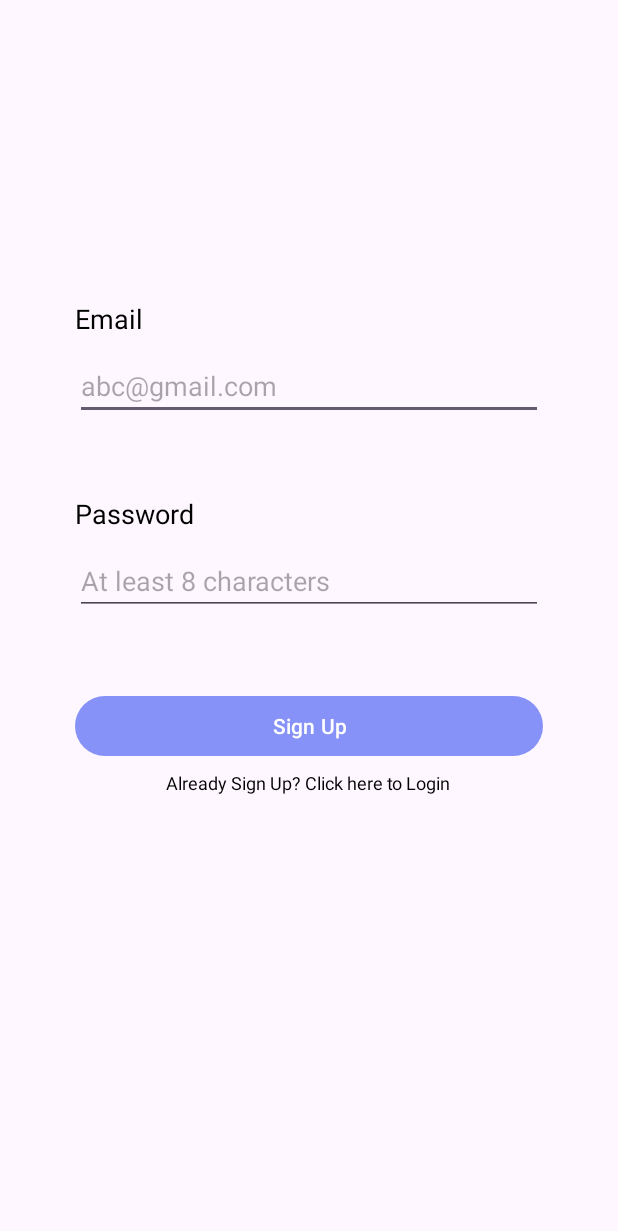
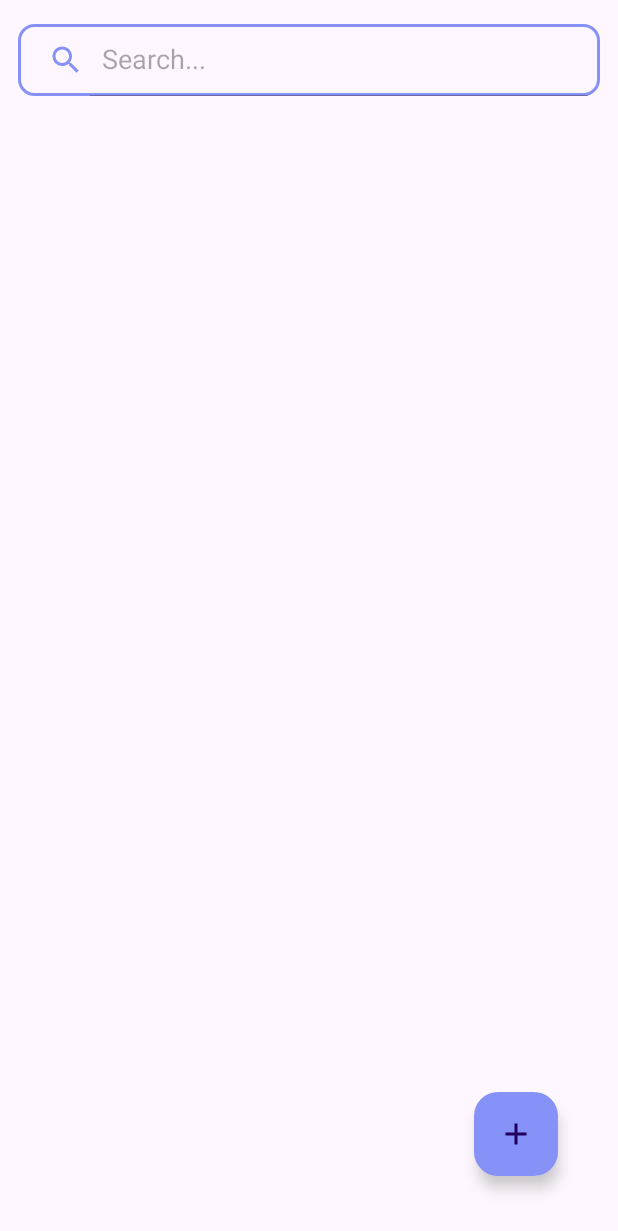
Before and after one commit to ainwg/recipe-master, an Android app: the screen it shows after launch (SignUp before the commit, Homepage after it), on a phone screen of 412 x 824 dp. Shown: the top 1231 px of the screen. Run offline under Robolectric (Android 15) with nearby library versions, the phone set to English and light mode, and no system bars; our stand-ins replace Firebase (no records; nobody signed in at launch, a user with empty details on screens opened directly).

Commit message:
Update Update.java

```diff
--- a/app/src/main/AndroidManifest.xml
+++ b/app/src/main/AndroidManifest.xml
@@ -25,12 +25,6 @@
             android:exported="false" />
         <activity
             android:name=".Homepage"
-            android:exported="false" />
-        <activity
-            android:name=".Login"
-            android:exported="false" />
-        <activity
-            android:name=".SignUp"
             android:exported="true">
             <intent-filter>
                 <action android:name="android.intent.action.MAIN" />
--- a/app/src/main/java/com/example/recipemaster/SignUp.java
+++ /dev/null
@@ -1,39 +0,0 @@
-package com.example.recipemaster;
-
-import androidx.appcompat.app.AppCompatActivity;
-
-import android.content.Intent;
-import android.os.Bundle;
-import android.view.View;
-import android.widget.Button;
-import android.widget.TextView;
-
-public class SignUp extends AppCompatActivity {
-
-    Button buttonSignUp;
-    TextView textLogin;
-    @Override
-    protected void onCreate(Bundle savedInstanceState) {
-        super.onCreate(savedInstanceState);
-        setContentView(R.layout.signup);
-
-        buttonSignUp = findViewById(R.id.btnSignUp);
-        textLogin = findViewById(R.id.tvLogin);
-
-        buttonSignUp.setOnClickListener(new View.OnClickListener() {
-            @Override
-            public void onClick(View view) {
-                // masuk data ke firebase
-            }
-        });
-
-        textLogin.setOnClickListener(new View.OnClickListener() {
-            @Override
-            public void onClick(View view) {
-                Intent intent = new Intent(SignUp.this, Login.class);
-                startActivity(intent);
-            }
-        });
-
-    }
-}
--- a/app/src/main/res/drawable/lavendar_border.xml
+++ b/app/src/main/res/drawable/lavendar_border.xml
@@ -6,5 +6,5 @@
         android:width="2dp"
         android:color="@color/lavendar"/>
     <corners
-        android:radius="30dp"/>
+        android:radius="10dp"/>
 </shape>
--- a/app/src/main/res/layout/recycler_item.xml
+++ b/app/src/main/res/layout/recycler_item.xml
@@ -8,7 +8,7 @@
     android:layout_marginEnd="12dp"
     android:layout_marginHorizontal="10dp"
     android:layout_marginVertical="10dp"
-    app:cardCornerRadius="20dp"
+    app:cardCornerRadius="10dp"
     app:cardElevation="8dp">
 
     <RelativeLayout
@@ -37,10 +37,10 @@
             android:layout_marginStart="20dp"/>
 
         <TextView
-            android:layout_width="80dp"
+            android:layout_width="85dp"
             android:layout_height="30dp"
             android:id="@+id/recLang"
-            android:text="Title"
+            android:text="Lang"
             android:textColor="@color/lavendar"
             android:textSize="16sp"
             android:textAlignment="center"
--- a/app/src/main/res/layout/signup.xml
+++ /dev/null
@@ -1,87 +0,0 @@
-<?xml version="1.0" encoding="utf-8"?>
-<androidx.constraintlayout.widget.ConstraintLayout xmlns:android="http://schemas.android.com/apk/res/android"
-    xmlns:app="http://schemas.android.com/apk/res-auto"
-    xmlns:tools="http://schemas.android.com/tools"
-    android:layout_width="match_parent"
-    android:layout_height="match_parent"
-    tools:context=".SignUp">
-
-    <TextView
-        android:id="@+id/textView"
-        android:layout_width="match_parent"
-        android:layout_height="wrap_content"
-        android:layout_marginStart="50dp"
-        android:layout_marginTop="200dp"
-        android:layout_marginEnd="50dp"
-        android:text="Email"
-        android:textColor="@color/black"
-        android:textSize="18sp"
-        app:layout_constraintEnd_toEndOf="parent"
-        app:layout_constraintStart_toStartOf="parent"
-        app:layout_constraintTop_toTopOf="parent" />
-
-    <EditText
-        android:id="@+id/editText"
-        android:layout_width="match_parent"
-        android:layout_height="wrap_content"
-        android:layout_marginStart="50dp"
-        android:layout_marginTop="10dp"
-        android:layout_marginEnd="50dp"
-        android:hint="abc@gmail.com"
-        app:layout_constraintEnd_toEndOf="parent"
-        app:layout_constraintStart_toStartOf="parent"
-        app:layout_constraintTop_toBottomOf="@+id/textView" />
-
-    <TextView
-        android:id="@+id/textView2"
-        android:layout_width="match_parent"
-        android:layout_height="wrap_content"
-        android:layout_marginStart="50dp"
-        android:layout_marginTop="50dp"
-        android:layout_marginEnd="50dp"
-        android:text="Password"
-        android:textColor="@color/black"
-        android:textSize="18sp"
-        app:layout_constraintEnd_toEndOf="parent"
-        app:layout_constraintStart_toStartOf="parent"
-        app:layout_constraintTop_toBottomOf="@+id/editText" />
-
-    <EditText
-        android:id="@+id/editText2"
-        android:layout_width="match_parent"
-        android:layout_height="wrap_content"
-        android:layout_marginStart="50dp"
-        android:layout_marginTop="10dp"
-        android:layout_marginEnd="50dp"
-        android:hint="At least 8 characters"
-        app:layout_constraintEnd_toEndOf="parent"
-        app:layout_constraintStart_toStartOf="parent"
-        app:layout_constraintTop_toBottomOf="@+id/textView2" />
-
-    <Button
-        android:id="@+id/btnSignUp"
-        android:layout_width="match_parent"
-        android:layout_height="wrap_content"
-        android:layout_marginStart="50dp"
-        android:layout_marginTop="50dp"
-        android:layout_marginEnd="50dp"
-        android:text="Sign Up"
-        app:layout_constraintEnd_toEndOf="parent"
-        app:layout_constraintStart_toStartOf="parent"
-        app:layout_constraintTop_toBottomOf="@+id/editText2" />
-
-    <TextView
-        android:id="@+id/tvLogin"
-        android:layout_width="wrap_content"
-        android:layout_height="wrap_content"
-        android:layout_marginStart="93dp"
-        android:layout_marginTop="5dp"
-        android:layout_marginEnd="94dp"
-        android:text="Already Sign Up? Click here to Login"
-        android:textColor="@color/black"
-        android:textSize="12sp"
-        app:layout_constraintEnd_toEndOf="parent"
-        app:layout_constraintStart_toStartOf="parent"
-        app:layout_constraintTop_toBottomOf="@+id/btnSignUp" />
-
-</androidx.constraintlayout.widget.ConstraintLayout>
--- a/app/src/main/res/layout/upload.xml
+++ b/app/src/main/res/layout/upload.xml
@@ -27,7 +27,7 @@
             <TextView
                 android:layout_width="match_parent"
                 android:layout_height="wrap_content"
-                android:text="Upload data"
+                android:text="Upload recipe"
                 android:textSize="30sp"
                 android:textAlignment="center"
                 android:textColor="@color/lavendar"/>
```
Also changed, not shown: app/src/main/java/com/example/recipemaster/Login.java (deleted, +0 -40 lines), app/src/main/res/layout/login.xml (deleted, +0 -87 lines).
